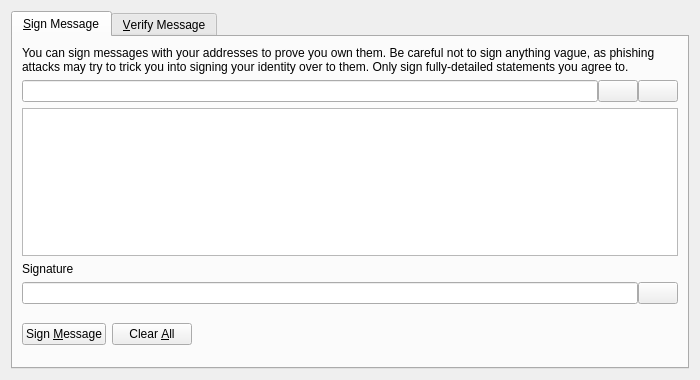
The window that src/qt/forms/signverifymessagedialog.ui (adm2018/curium) describes before a commit, drawn with Qt 5.
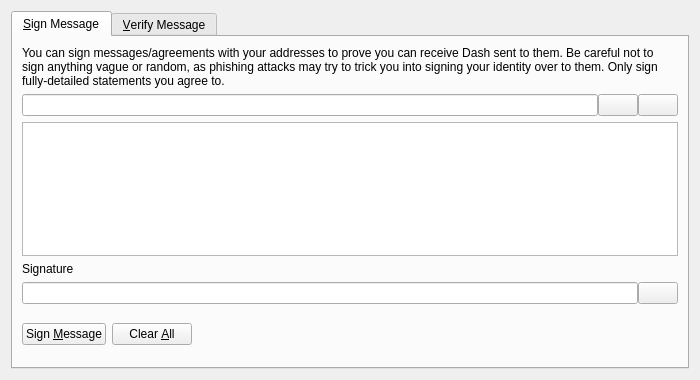
The same window after the commit. Icons and pictures are not drawn. Custom widgets are drawn as their Qt base class.

What changed in the file:
```diff
--- a/src/qt/forms/signverifymessagedialog.ui
+++ b/src/qt/forms/signverifymessagedialog.ui
@@ -30,7 +30,7 @@
        <item>
         <widget class="QLabel" name="infoLabel_SM">
          <property name="text">
-          <string>You can sign messages with your addresses to prove you own them. Be careful not to sign anything vague, as phishing attacks may try to trick you into signing your identity over to them. Only sign fully-detailed statements you agree to.</string>
+          <string>You can sign messages/agreements with your addresses to prove you can receive Dash sent to them. Be careful not to sign anything vague or random, as phishing attacks may try to trick you into signing your identity over to them. Only sign fully-detailed statements you agree to.</string>
          </property>
          <property name="textFormat">
           <enum>Qt::PlainText</enum>
```
Left out of the diff: 44 changed lines with no effect on the pictures.
